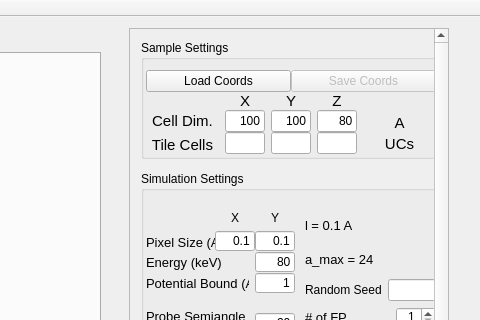
The window that Qt/prismmainwindow.ui (prism-em/prismatic) describes before a commit, drawn with Qt 5; both pictures show x 523 to 1003 and y 0 to 320 of the 1003 by 800 pixel window.
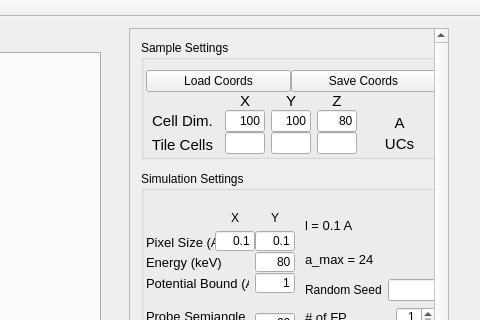
The same window after the commit. Icons and pictures are not drawn.

```diff
--- a/Qt/prismmainwindow.ui
+++ b/Qt/prismmainwindow.ui
@@ -1008,8 +1008,8 @@
         <rect>
          <x>0</x>
          <y>0</y>
-         <width>320</width>
-         <height>1152</height>
+         <width>326</width>
+         <height>1119</height>
         </rect>
        </property>
        <layout class="QVBoxLayout" name="verticalLayout_30">
@@ -1071,7 +1071,7 @@
                  <item>
                   <widget class="QPushButton" name="btn_saveCoordinates">
                    <property name="enabled">
-                    <bool>false</bool>
+                    <bool>true</bool>
                    </property>
                    <property name="sizePolicy">
                     <sizepolicy hsizetype="Minimum" vsizetype="Fixed">
```
